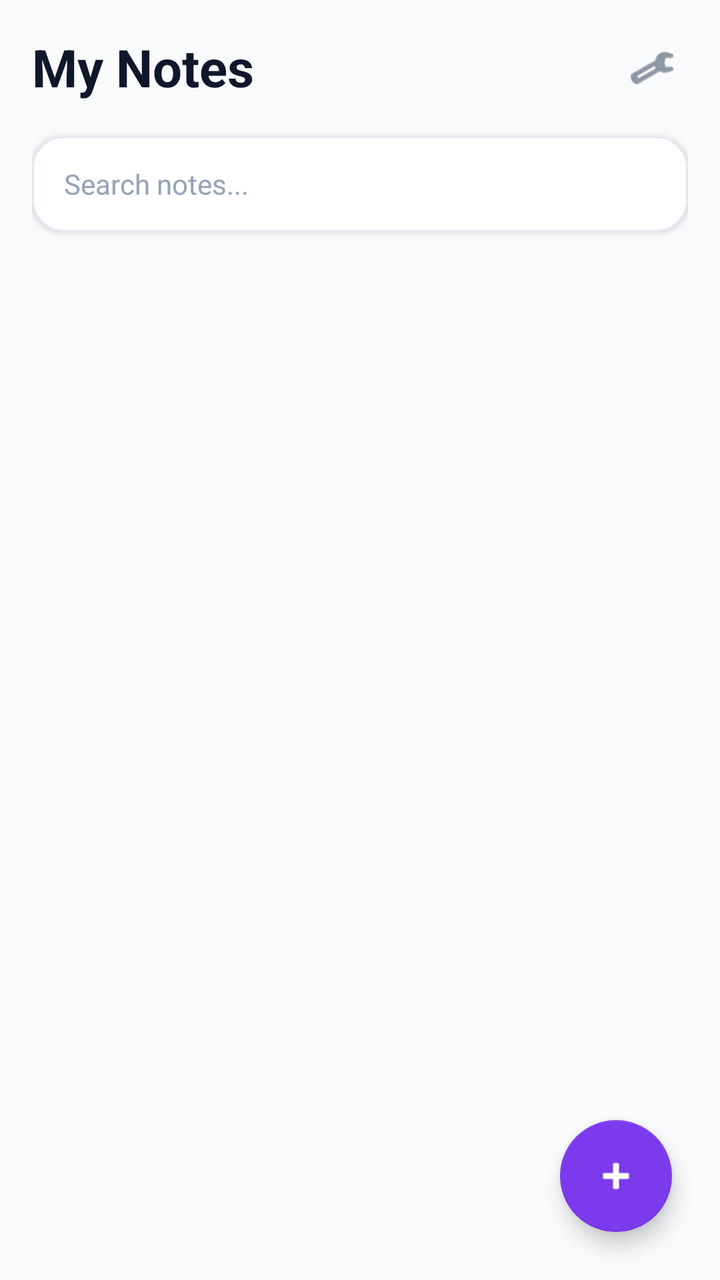
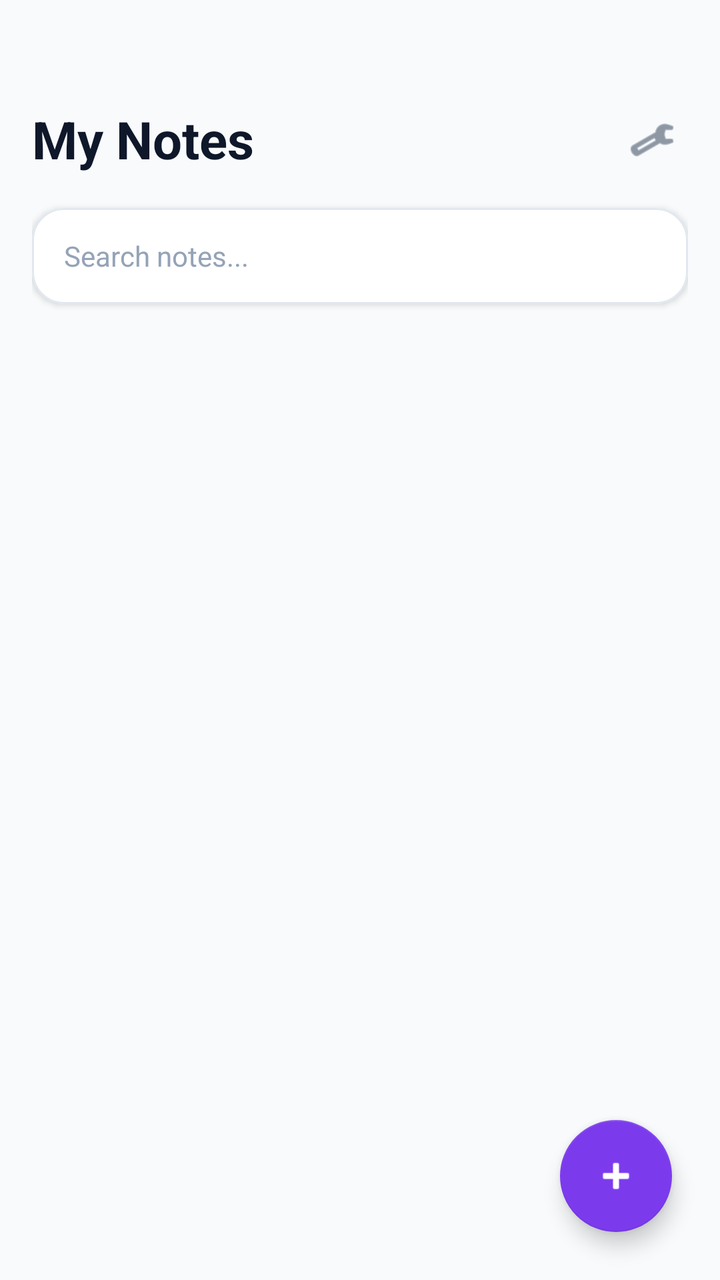

Before-and-after screenshots of an Android layout around one commit, followed by the original layout XML and the change that was made.
<!-- AndroidManifest.xml: application theme Theme.MaterialComponents.Light.NoActionBar -->
<!-- res/layout/activity_main.xml -->
<?xml version="1.0" encoding="utf-8"?>
<androidx.coordinatorlayout.widget.CoordinatorLayout 
    xmlns:android="http://schemas.android.com/apk/res/android"
    xmlns:app="http://schemas.android.com/apk/res-auto"
    android:id="@+id/rootLayout"
    android:layout_width="match_parent"
    android:layout_height="match_parent"
    android:background="#F8FAFC">

    
    <LinearLayout
        android:id="@+id/mainNotesContainer"
        android:layout_width="match_parent"
        android:layout_height="match_parent"
        android:orientation="vertical"
        android:padding="16dp">

        
        <RelativeLayout
            android:layout_width="match_parent"
            android:layout_height="wrap_content"
            android:layout_marginBottom="16dp">

            <TextView
                android:id="@+id/appTitle"
                android:layout_width="wrap_content"
                android:layout_height="wrap_content"
                android:text="My Notes"
                android:textColor="#0F172A"
                android:textSize="26sp"
                android:textStyle="bold" />

            <ImageView
                android:id="@+id/btnMenuTheme"
                android:layout_width="36dp"
                android:layout_height="36dp"
                android:layout_alignParentEnd="true"
                android:layout_centerVertical="true"
                android:background="?attr/selectableItemBackgroundBorderless"
                android:padding="6dp"
                android:src="@android:drawable/ic_menu_manage"
                app:tint="#475569" />
        </RelativeLayout>

        
        <com.google.android.material.card.MaterialCardView
            android:layout_width="match_parent"
            android:layout_height="wrap_content"
            android:layout_marginBottom="16dp"
            app:cardCornerRadius="16dp"
            app:cardElevation="2dp"
            app:strokeColor="#E2E8F0"
            app:strokeWidth="1dp">

            <EditText
                android:id="@+id/searchBar"
                android:layout_width="match_parent"
                android:layout_height="48dp"
                android:background="@android:color/transparent"
                android:hint="Search notes..."
                android:paddingHorizontal="16dp"
                android:textColor="#0F172A"
                android:textColorHint="#94A3B8"
                android:textSize="14sp" />
        </com.google.android.material.card.MaterialCardView>

        
        <ScrollView
            android:layout_width="match_parent"
            android:layout_height="0dp"
            android:layout_weight="1"
            android:fillViewport="true">

            <LinearLayout
                android:id="@+id/notesContainer"
                android:layout_width="match_parent"
                android:layout_height="wrap_content"
                android:orientation="vertical" />
        </ScrollView>
    </LinearLayout>

    
    <WebView
        android:id="@+id/secretVaultWebView"
        android:layout_width="match_parent"
        android:layout_height="match_parent"
        android:visibility="gone" />

    
    <com.google.android.material.floatingactionbutton.FloatingActionButton
        android:id="@+id/fabAddNote"
        android:layout_width="wrap_content"
        android:layout_height="wrap_content"
        android:layout_gravity="bottom|end"
        android:layout_margin="24dp"
        android:contentDescription="Add Note"
        android:src="@android:drawable/ic_input_add"
        app:backgroundTint="#7C3AED"
        app:tint="#FFFFFF" />

    
    <LinearLayout
        android:id="@+id/noteEditorContainer"
        android:layout_width="match_parent"
        android:layout_height="match_parent"
        android:background="#FFFFFF"
        android:orientation="vertical"
        android:padding="20dp"
        android:visibility="gone">

        
        <RelativeLayout
            android:layout_width="match_parent"
            android:layout_height="wrap_content"
            android:layout_marginBottom="20dp">

            <ImageView
                android:id="@+id/btnCancelEdit"
                android:layout_width="36dp"
                android:layout_height="36dp"
                android:layout_alignParentStart="true"
                android:layout_centerVertical="true"
                android:background="?attr/selectableItemBackgroundBorderless"
                android:padding="6dp"
                android:src="@android:drawable/ic_menu_close_clear_cancel"
                app:tint="#64748B" />

            <com.google.android.material.button.MaterialButton
                android:id="@+id/btnSaveNote"
                android:layout_width="wrap_content"
                android:layout_height="40dp"
                android:layout_alignParentEnd="true"
                android:layout_centerVertical="true"
                android:text="Save"
                android:textAllCaps="false"
                app:cornerRadius="20dp" />
        </RelativeLayout>

        
        <EditText
            android:id="@+id/editNoteTitle"
            android:layout_width="match_parent"
            android:layout_height="wrap_content"
            android:background="@android:color/transparent"
            android:hint="Title"
            android:textColor="#0F172A"
            android:textColorHint="#94A3B8"
            android:textSize="22sp"
            android:textStyle="bold" />

        <View
            android:layout_width="match_parent"
            android:layout_height="1dp"
            android:layout_marginVertical="12dp"
            android:background="#F1F5F9" />

        
        <EditText
            android:id="@+id/editNoteContent"
            android:layout_width="match_parent"
            android:layout_height="0dp"
            android:layout_weight="1"
            android:background="@android:color/transparent"
            android:gravity="top|start"
            android:hint="Note details..."
            android:lineSpacingExtra="4dp"
            android:textColor="#334155"
            android:textColorHint="#94A3B8"
            android:textSize="15sp" />
    </LinearLayout>

</androidx.coordinatorlayout.widget.CoordinatorLayout>
<!-- resources referenced by this layout -->
<resources>

</resources>

<!-- the commit's change to res/layout/activity_main.xml (unified diff, before → after) -->
@@ -13,7 +13,10 @@
         android:layout_width="match_parent"
         android:layout_height="match_parent"
         android:orientation="vertical"
-        android:padding="16dp">
+        android:paddingStart="16dp"
+        android:paddingEnd="16dp"
+        android:paddingBottom="16dp"
+        android:paddingTop="52dp">
 
         
         <RelativeLayout
@@ -105,7 +108,10 @@
         android:layout_height="match_parent"
         android:background="#FFFFFF"
         android:orientation="vertical"
-        android:padding="20dp"
+        android:paddingStart="20dp"
+        android:paddingEnd="20dp"
+        android:paddingBottom="20dp"
+        android:paddingTop="52dp"
         android:visibility="gone">
 
         
